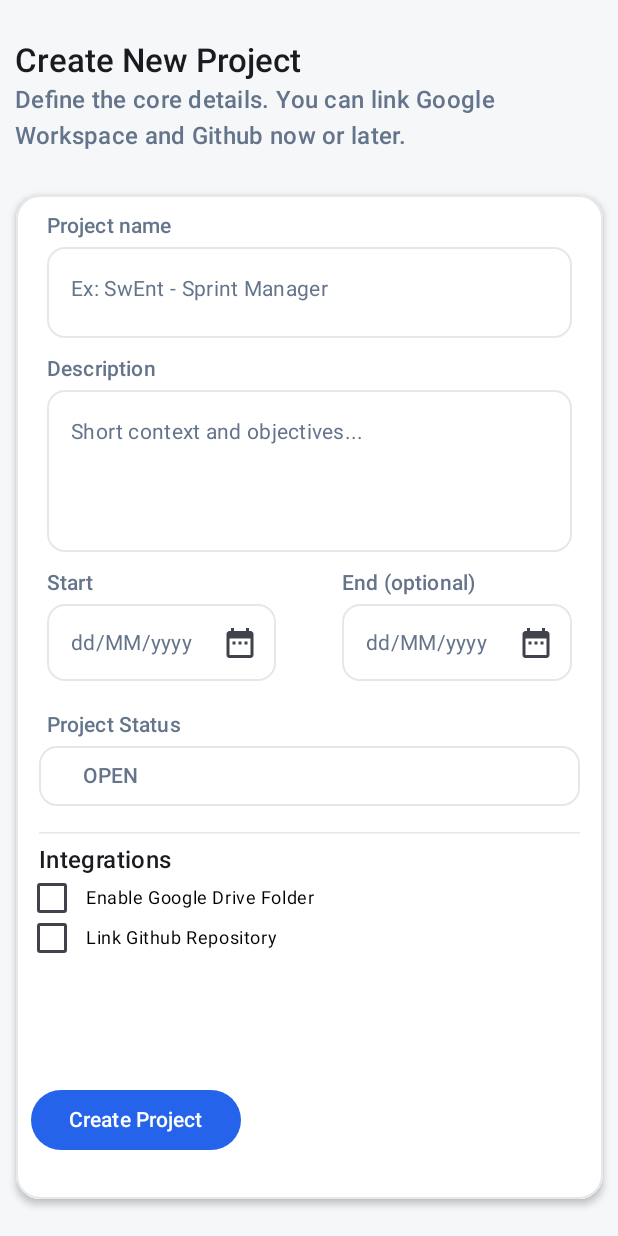
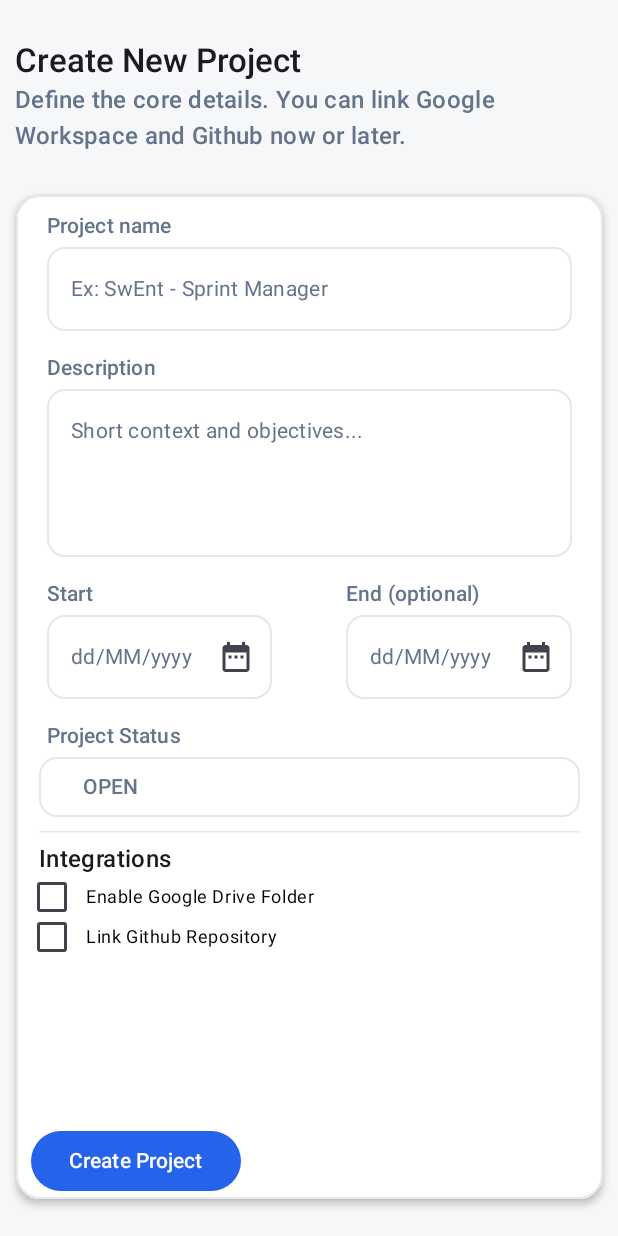
Before and after one commit to Eureka-ch/eurekapp, an Android app built with Jetpack Compose: the screen it shows after launch (MainActivity), on a phone screen of 412 x 824 dp. Run offline under Robolectric (Android 15) with nearby library versions, the phone set to English and light mode, and no system bars; our stand-ins replace Firebase (no records; nobody signed in at launch, a user with empty details on screens opened directly).

Commit message:
Fix Create Project Screen layout issues when using .weight on modifier by making surface scrollable

```diff
--- a/app/src/main/java/ch/eureka/eurekapp/screens/subscreens/project_selection_subscreens/CreateProjectScreen.kt
+++ b/app/src/main/java/ch/eureka/eurekapp/screens/subscreens/project_selection_subscreens/CreateProjectScreen.kt
@@ -1,5 +1,6 @@
 package ch.eureka.eurekapp.screens.subscreens.project_selection_subscreens
 
+import android.util.Log
 import androidx.compose.foundation.BorderStroke
 import androidx.compose.foundation.background
 import androidx.compose.foundation.border
@@ -15,7 +16,9 @@ import androidx.compose.foundation.layout.height
 import androidx.compose.foundation.layout.padding
 import androidx.compose.foundation.layout.size
 import androidx.compose.foundation.layout.width
+import androidx.compose.foundation.rememberScrollState
 import androidx.compose.foundation.shape.RoundedCornerShape
+import androidx.compose.foundation.verticalScroll
 import androidx.compose.material.icons.Icons
 import androidx.compose.material.icons.filled.DateRange
 import androidx.compose.material3.ButtonDefaults
@@ -47,9 +50,11 @@ import androidx.compose.ui.Modifier
 import androidx.compose.ui.draw.clip
 import androidx.compose.ui.draw.shadow
 import androidx.compose.ui.graphics.Color
+import androidx.compose.ui.text.TextStyle
 import androidx.compose.ui.text.font.FontWeight
 import androidx.compose.ui.text.style.TextAlign
 import androidx.compose.ui.unit.dp
+import androidx.compose.ui.unit.sp
 import androidx.compose.ui.window.Popup
 import androidx.compose.ui.window.PopupProperties
 import androidx.lifecycle.viewmodel.compose.viewModel
@@ -61,10 +66,12 @@ import ch.eureka.eurekapp.ui.theme.BackgroundGray
 import ch.eureka.eurekapp.ui.theme.Black
 import ch.eureka.eurekapp.ui.theme.BorderGrayColor
 import ch.eureka.eurekapp.ui.theme.DarkerGray
+import ch.eureka.eurekapp.ui.theme.LightRed
 import ch.eureka.eurekapp.ui.theme.LightingBlue
 import ch.eureka.eurekapp.ui.theme.NormalTextGray
 import ch.eureka.eurekapp.ui.theme.Typography
 import ch.eureka.eurekapp.ui.theme.White
+import ch.eureka.eurekapp.utils.Utils
 import ch.eureka.eurekapp.utils.Utils.convertMillisToDate
 
 /**
@@ -78,15 +85,25 @@ fun CreateProjectScreen(
     createProjectViewModel: CreateProjectViewModel = viewModel()
 ) {
     val projectName = remember { mutableStateOf<String>("") }
+    val projectNameError = remember { mutableStateOf<Boolean>(false) }
+
     val projectDescription = remember { mutableStateOf<String>("") }
+    val projectDescriptionError = remember { mutableStateOf<Boolean>(false) }
+
     val startDate = remember { mutableStateOf<String>("") }
+    val startDateError = remember { mutableStateOf<Boolean>(false) }
+
     val endDate = remember { mutableStateOf<String>("") }
+    val endDateError = remember { mutableStateOf<Boolean>(false) }
+
     val projectStatus = remember { mutableStateOf<ProjectStatus>(ProjectStatus.OPEN) }
 
     val enableGoogleDriveFolderChecked = remember { mutableStateOf<Boolean>(false) }
     val linkGithubRepository = remember { mutableStateOf<Boolean>(false) }
 
     val githubUrl = remember { mutableStateOf<String>("") }
+
+    val scrollState = rememberScrollState()
 
     Column(modifier = Modifier.fillMaxSize().background(color = BackgroundGray),
         horizontalAlignment = Alignment.CenterHorizontally,
@@ -113,34 +130,41 @@ fun CreateProjectScreen(
 
         ){
             Column(
-                modifier = Modifier.padding(vertical = 5.dp).fillMaxSize(),
+                modifier = Modifier.padding(vertical = 5.dp).fillMaxWidth().verticalScroll(scrollState),
                 horizontalAlignment = Alignment.CenterHorizontally,
                 verticalArrangement = Arrangement.Top
             ){
                 Row(
-                    modifier = Modifier.weight(1f).fillMaxWidth(),
+                    modifier = Modifier.fillMaxWidth(),
                     horizontalArrangement = Arrangement.Center,
                     verticalAlignment = Alignment.CenterVertically
                 ){
                     CreateProjectTextField(
                         title = "Project name",
                         placeHolderText = "Ex: SwEnt - Sprint Manager",
-                        textValue = projectName
+                        textValue = projectName,
+                        inputIsError = {input -> Utils.stringIsEmptyOrBlank(input)},
+                        errorText = "Project name cannot be empty!",
+                        isErrorState = projectNameError
                     )
                 }
                 Row(
-                    modifier = Modifier.weight(1.5f).fillMaxWidth(),
+                    modifier = Modifier.fillMaxWidth(),
                     horizontalArrangement = Arrangement.Center,
                     verticalAlignment = Alignment.CenterVertically
                 ){
                     CreateProjectTextField(
                         title = "Description",
                         placeHolderText = "Short context and objectives...",
-                        textValue = projectDescription
+                        textValue = projectDescription,
+                        inputIsError = {input -> Utils.stringIsEmptyOrBlank(input)},
+                        errorText = "Description cannot be empty!",
+                        minLine = 4,
+                        isErrorState = projectDescriptionError
                     )
                 }
-                Row(modifier = Modifier.weight(0.9f).fillMaxWidth(),
-                    horizontalArrangement = Arrangement.Center,
+                Row(modifier = Modifier.fillMaxWidth(),
+                    horizontalArrangement = Arrangement.spacedBy(8.dp),
                     verticalAlignment = Alignment.CenterVertically){
                     Row(modifier = Modifier.weight(1f),
                         horizontalArrangement = Arrangement.Center,
@@ -149,10 +173,13 @@ fun CreateProjectScreen(
                             title = "Start",
                             placeHolderText = "dd/MM/yyyy",
                             isDatePicker = true,
-                            textValue = startDate
+                            textValue = startDate,
+                            inputIsError = {input ->
+                                !Utils.isDateParseableToStandardAppPattern(input)},
+                            errorText = "Date should be of the format dd/MM/yyyy",
+                            isErrorState = startDateError
                         )
                     }
-                    Spacer(modifier = Modifier.padding(1.dp))
                     Row(modifier = Modifier.weight(1f),
                         horizontalArrangement = Arrangement.Center,
                         verticalAlignment = Alignment.CenterVertically){
@@ -160,12 +187,15 @@ fun CreateProjectScreen(
                             title = "End (optional)",
                             placeHolderText = "dd/MM/yyyy",
                             isDatePicker = true,
-                            textValue = endDate
+                            textValue = endDate,
+                            inputIsError = {input -> !Utils.isDateParseableToStandardAppPattern(input)},
+                            errorText = "Date should be of the format dd/MM/yyyy",
+                            isErrorState = endDateError
                         )
                     }
                 }
 
-                Row(modifier = Modifier.weight(1f).fillMaxWidth(),
+                Row(modifier = Modifier.fillMaxWidth(),
                     horizontalArrangement = Arrangement.Center,
                     verticalAlignment = Alignment.CenterVertically){
                     ProjectStateSelectionMenu(
@@ -176,7 +206,7 @@ fun CreateProjectScreen(
                 HorizontalDivider(modifier = Modifier.padding(horizontal = 15.dp),
                     thickness = 1.dp, color=BorderGrayColor)
 
-                Column(modifier = Modifier.weight(1.5f).fillMaxWidth()
+                Column(modifier = Modifier.fillMaxWidth()
                     .padding(horizontal = 15.dp, vertical = 5.dp),
                     horizontalAlignment = Alignment.Start){
                     Text("Integrations", style = Typography.titleMedium,
@@ -186,16 +216,25 @@ fun CreateProjectScreen(
                     CheckboxOptionComponent("Link Github Repository",
                         linkGithubRepository)
 
+
                     if(linkGithubRepository.value){
+                        Row(
+                            modifier = Modifier
+                        ){
                             CreateProjectTextField(
                                 title = "Github URL (optional)",
                                 placeHolderText = "https://github.com/org/repo",
-                            textValue = githubUrl
+                                textValue = githubUrl,
+                                inputIsError = {input -> false},
+                                errorText = ""
                             )
                         }
                     }
+                }
 
-                Row(modifier = Modifier.weight(1f)
+                Spacer(modifier = Modifier.weight(1f))
+
+                Row(modifier = Modifier
                     .fillMaxWidth().padding(horizontal = 10.dp), horizontalArrangement =
                     Arrangement.Start, verticalAlignment = Alignment.CenterVertically){
                     FilledTonalButton(
@@ -228,33 +267,47 @@ private val defaultPopupProperties = PopupProperties(
 @Composable
 fun CreateProjectTextField(title: String,
                            textValue: MutableState<String>,
-                           placeHolderText: String, isDatePicker: Boolean = false){
+                           placeHolderText: String,
+                           isErrorState: MutableState<Boolean> =
+                               remember { mutableStateOf<Boolean>(false) },
+                           inputIsError: (String) -> Boolean,
+                           errorText: String,
+                           minLine: Int = 1,
+                           isDatePicker: Boolean = false){
     var showDatePicker by remember { mutableStateOf(false) }
     val datePickerState = rememberDatePickerState()
+
     val selectedDate = datePickerState.selectedDateMillis?.let {
         val converted = convertMillisToDate(it)
         textValue.value = converted
         converted
     } ?: ""
+
+    Column(modifier = Modifier.fillMaxWidth(),
+        horizontalAlignment = Alignment.CenterHorizontally,
+        verticalArrangement = Arrangement.Center){
         Column(
             modifier = Modifier.fillMaxWidth().padding(horizontal = horizontalContainerPadding,
                 vertical = verticalContainerPadding),
             horizontalAlignment = Alignment.CenterHorizontally,
             verticalArrangement = Arrangement.Center
         ){
-        var text by remember { mutableStateOf("") }
             Text(modifier = Modifier.fillMaxWidth().padding(horizontal = 5.dp),
                 text = title, style = titleTypography, color = NormalTextGray,
                 textAlign = TextAlign.Start)
             Spacer(modifier = Modifier.padding(2.dp))
             OutlinedTextField(
+                minLines = minLine,
+                singleLine = isDatePicker,
+                readOnly = isDatePicker,
                 modifier = Modifier.padding(horizontal = 5.dp, vertical = 0.dp)
-                .background(color = White).fillMaxWidth().fillMaxHeight(),
+                    .background(color = White).fillMaxWidth(),
                 shape = textFieldShape,
                 value = if(!isDatePicker) textValue.value else selectedDate,
                 onValueChange = {
                     if(!isDatePicker){
                         textValue.value = it
+                        isErrorState.value = inputIsError(it)
                     }
                 },
                 textStyle = textTypography,
@@ -274,9 +327,18 @@ fun CreateProjectTextField(title: String,
                             )
                         }
                     }
-            }
+                },
+                isError = isErrorState.value
 
             )
+        }
+        Row(modifier = Modifier, horizontalArrangement = Arrangement.Center,
+            verticalAlignment = Alignment.CenterVertically){
+            Spacer(modifier = Modifier.padding(2.dp))
+            if(isErrorState.value){
+                Text(errorText, style = TextStyle(fontSize = 10.sp), color = LightRed)
+            }
+        }
     }
 
     if(showDatePicker){
--- a/app/src/main/java/ch/eureka/eurekapp/utils/Utils.kt
+++ b/app/src/main/java/ch/eureka/eurekapp/utils/Utils.kt
@@ -13,4 +13,19 @@ object Utils {
         val formatter = SimpleDateFormat("dd/MM/yyyy", Locale.getDefault())
         return formatter.format(Date(millis))
     }
+
+    fun stringIsEmptyOrBlank(stringToCheck: String): Boolean {
+        return stringToCheck.isEmpty() || stringToCheck.isBlank()
+    }
+
+    private val dateFormatter = SimpleDateFormat("dd/MM/yyyy")
+
+    fun isDateParseableToStandardAppPattern(stringToCheck: String): Boolean{
+        try {
+            dateFormatter.parse(stringToCheck)
+            return true
+        }catch (e: Exception){
+            return false
+        }
+    }
 }
```
Lines whose indentation alone changed are shown as unchanged.
